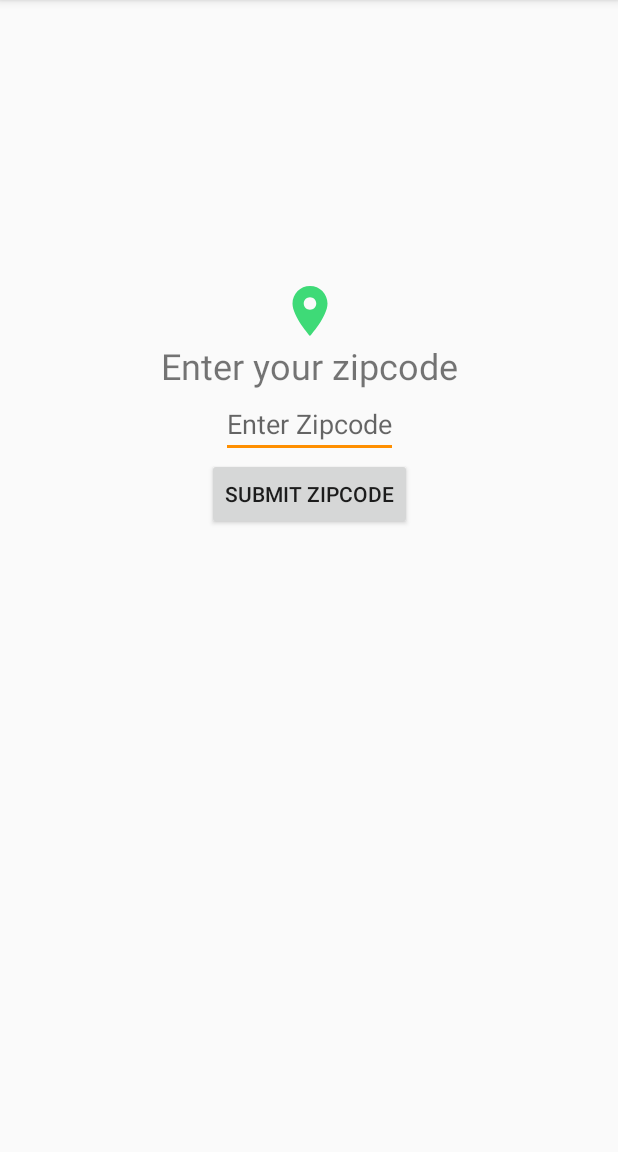
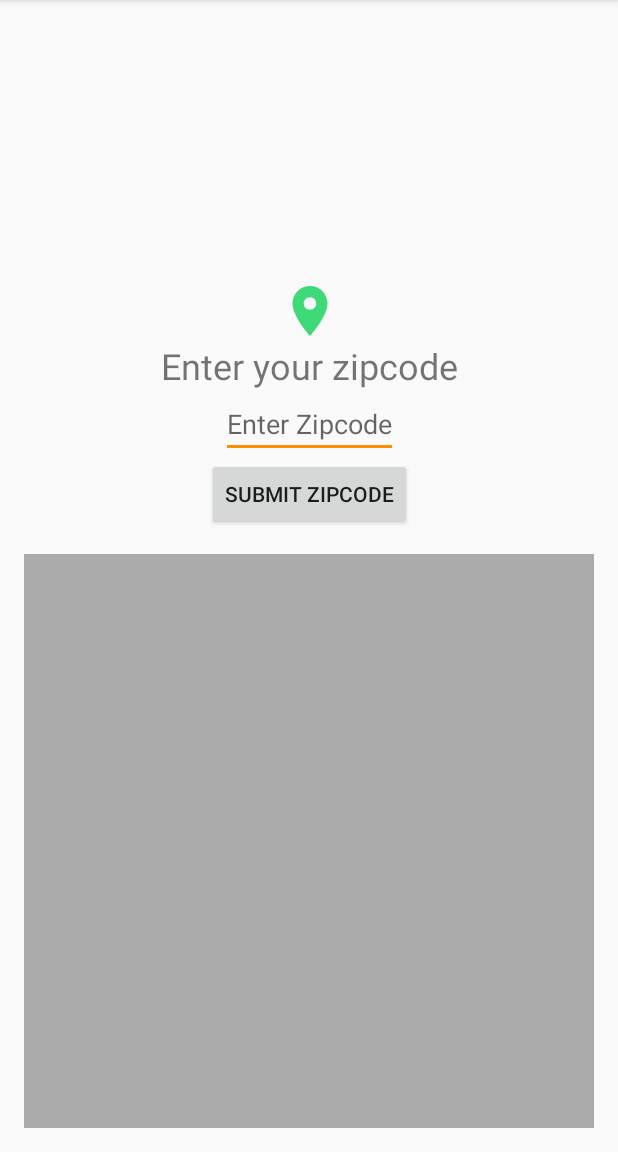
Before and after one commit to sengab87/activities, an Android app: the screen it shows after launch (MainActivity), on a phone screen of 412 x 824 dp, the part 84-1236 px from its top. Run offline under Robolectric (Android 15) with nearby library versions, the phone set to English and light mode, and no system bars; 2 statements that could not run were skipped.

Commit message:
Second commit

```diff
--- /dev/null
+++ b/app/src/main/java/com/example/activities/DailyForecast.kt
@@ -0,0 +1,6 @@
+package com.example.activities
+
+data class DailyForecast(
+    val temp: Float,
+    val description: String
+)
--- /dev/null
+++ b/app/src/main/java/com/example/activities/ForecastRepository.kt
@@ -0,0 +1,22 @@
+package com.example.activities
+
+import androidx.lifecycle.LiveData
+import androidx.lifecycle.MutableLiveData
+import kotlin.random.Random
+
+
+/// WebServices ///
+class ForecastRepository {
+
+    //// Weekly forecast /// Mutable
+    private val _weeklyForecast = MutableLiveData<List<DailyForecast>>()
+    val weeklyForecast: LiveData<List<DailyForecast>> = _weeklyForecast
+
+    fun loadForecast(zipCode: String){
+        val randomValues = List(7){ Random.nextFloat().rem(100) * 100 }
+        val forecastItems = randomValues.map {temp ->
+            DailyForecast(temp,"PartlyCloudy")
+        }
+        _weeklyForecast.setValue(forecastItems)
+    }
+}
--- a/app/src/main/java/com/example/activities/MainActivity.kt
+++ b/app/src/main/java/com/example/activities/MainActivity.kt
@@ -5,11 +5,24 @@ import android.os.Bundle
 import android.widget.Button
 import android.widget.EditText
 import android.widget.Toast
+import androidx.lifecycle.Observer
+import androidx.recyclerview.widget.LinearLayoutManager
+import androidx.recyclerview.widget.RecyclerView
 
 // activities define layout which has layout container and views ///
+// Recycle view layoutManager // Adapter connects data to individual views
+// viewHolder bind data
 
+/// Repo load or form data either from internet or device /// view Model
+/// repo data to activity liveData ///
+/// Live Data observable data Holder -----> observe live data from activity which will change when
+// Repo update live data.   Repo is Like data source /// Adapter like delegate //
+
+// Live data must be observed /// MutableLiveData
 class MainActivity : AppCompatActivity() {
 
+    /// Observer to know when it updated
+    private val forecastRespository = ForecastRepository()
     override fun onCreate(savedInstanceState: Bundle?) {
         super.onCreate(savedInstanceState)
         setContentView(R.layout.activity_main)
@@ -21,9 +34,20 @@ class MainActivity : AppCompatActivity() {
                 Toast.makeText(this,"error", Toast.LENGTH_SHORT).show()
 
             }else {
-                Toast.makeText(this,zipCode, Toast.LENGTH_SHORT).show()
 
+                forecastRespository.loadForecast(zipCode)
             }
         }
+        val forecastList: RecyclerView = findViewById(R.id.forecastList)
+        forecastList.layoutManager = LinearLayoutManager(this, )
+        val weeklyForecastObserver = Observer<List<DailyForecast>> { forecastItems ->
+
+            /// UPDATE OUT LIST ADAPTER
+            Toast.makeText(this,"JOR", Toast.LENGTH_SHORT).show()
+
+        }
+        forecastRespository.weeklyForecast.observe(this, weeklyForecastObserver)
+
+
     }
 }
--- a/app/src/main/res/layout/activity_main.xml
+++ b/app/src/main/res/layout/activity_main.xml
@@ -2,6 +2,7 @@
 <androidx.constraintlayout.widget.ConstraintLayout xmlns:android="http://schemas.android.com/apk/res/android"
     xmlns:app="http://schemas.android.com/apk/res-auto"
     xmlns:tools="http://schemas.android.com/tools"
+    android:id="@+id/forecastList"
     android:layout_width="match_parent"
     android:layout_height="match_parent"
     tools:context=".MainActivity">
@@ -29,8 +30,8 @@
         android:id="@+id/zipcodeEditText"
         android:layout_width="wrap_content"
         android:layout_height="wrap_content"
+        android:hint="Enter Zipcode"
         android:inputType="number"
-        android:hint="Enter Zipcode"
         app:layout_constraintBottom_toBottomOf="parent"
         app:layout_constraintEnd_toEndOf="parent"
         app:layout_constraintStart_toStartOf="parent"
@@ -46,4 +47,18 @@
         app:layout_constraintStart_toStartOf="@+id/zipcodeEditText"
         app:srcCompat="@drawable/ic_location_on_black_24dp" />
 
+    <androidx.recyclerview.widget.RecyclerView
+        android:layout_width="0dp"
+        android:layout_height="0dp"
+        android:layout_marginStart="16dp"
+        android:layout_marginTop="16dp"
+        android:layout_marginEnd="16dp"
+        android:layout_marginBottom="16dp"
+        android:background="#ABABAB"
+        app:layout_constraintBottom_toBottomOf="parent"
+        app:layout_constraintEnd_toEndOf="parent"
+        app:layout_constraintHorizontal_bias="0.4"
+        app:layout_constraintStart_toStartOf="parent"
+        app:layout_constraintTop_toBottomOf="@+id/enterButton" />
+
 </androidx.constraintlayout.widget.ConstraintLayout>
```
Also changed, not shown: app/src/main/java/com/example/activities/DailyForeCastAdapter.kt (added, +43 -0 lines).
